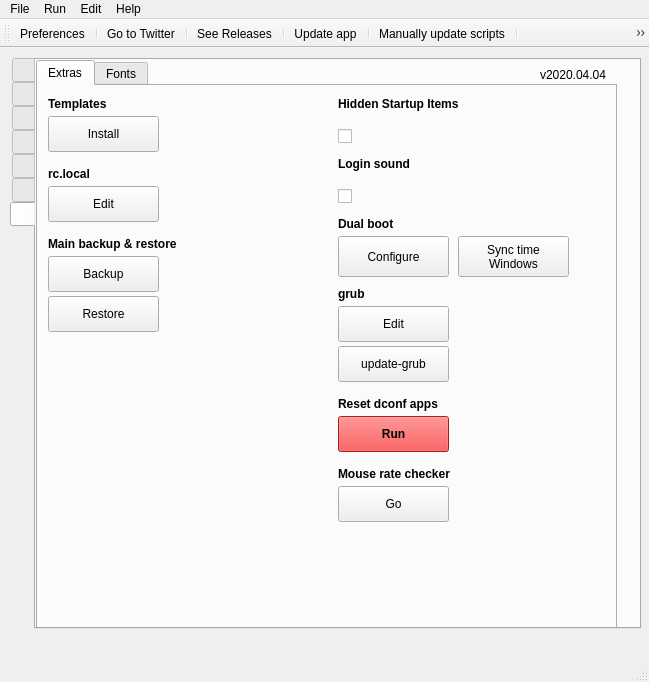
This is src/mainwindow.ui in adgellida/ubunsys as Qt 5 draws it before an edit. The edited form follows.
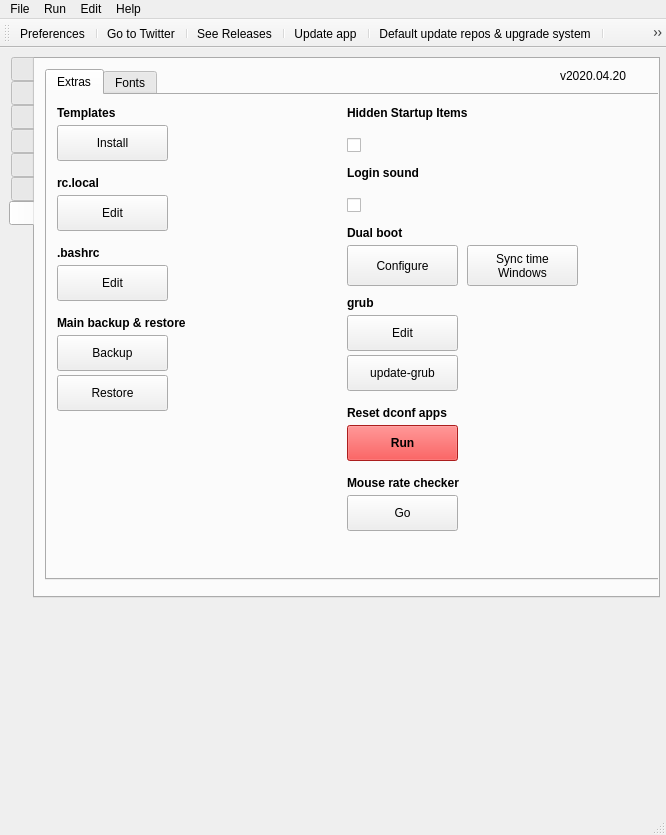
This is the edited form. The open tabs and pages were chosen to show the change. Icons and pictures are not drawn.

The edit to the form file:
```diff
--- a/src/mainwindow.ui
+++ b/src/mainwindow.ui
@@ -6,8 +6,8 @@
    <rect>
     <x>0</x>
     <y>0</y>
-    <width>649</width>
-    <height>682</height>
+    <width>666</width>
+    <height>835</height>
    </rect>
   </property>
   <property name="windowTitle">
@@ -24,10 +24,10 @@
     </property>
     <property name="geometry">
      <rect>
-      <x>10</x>
-      <y>10</y>
-      <width>631</width>
-      <height>571</height>
+      <x>9</x>
+      <y>9</y>
+      <width>651</width>
+      <height>541</height>
      </rect>
     </property>
     <property name="layoutDirection">
@@ -2705,10 +2705,10 @@
      <widget class="QTabWidget" name="tabWidget_3">
       <property name="geometry">
        <rect>
-        <x>0</x>
-        <y>0</y>
-        <width>581</width>
-        <height>571</height>
+        <x>10</x>
+        <y>10</y>
+        <width>691</width>
+        <height>511</height>
        </rect>
       </property>
       <property name="font">
@@ -2863,7 +2863,7 @@
         <property name="geometry">
          <rect>
           <x>10</x>
-          <y>150</y>
+          <y>220</y>
           <width>221</width>
           <height>16</height>
          </rect>
@@ -2882,7 +2882,7 @@
         <property name="geometry">
          <rect>
           <x>10</x>
-          <y>170</y>
+          <y>240</y>
           <width>111</width>
           <height>36</height>
          </rect>
@@ -2913,7 +2913,7 @@
         <property name="geometry">
          <rect>
           <x>10</x>
-          <y>210</y>
+          <y>280</y>
           <width>111</width>
           <height>36</height>
          </rect>
@@ -3669,6 +3669,82 @@
          <bool>false</bool>
         </property>
        </widget>
+       <widget class="QLabel" name="label_49">
+        <property name="geometry">
+         <rect>
+          <x>10</x>
+          <y>150</y>
+          <width>141</width>
+          <height>16</height>
+         </rect>
+        </property>
+        <property name="font">
+         <font>
+          <weight>75</weight>
+          <bold>true</bold>
+         </font>
+        </property>
+        <property name="toolTip">
+         <string>&lt;html&gt;&lt;head/&gt;&lt;body&gt;&lt;p&gt;&lt;span style=&quot; font-weight:400;&quot;&gt;Is for use by the system administrator. It is traditionally executed after all the normal system services are started, at the end of the process of switching to a multiuser runlevel. You might use it to start a custom service.&lt;/span&gt;&lt;/p&gt;&lt;/body&gt;&lt;/html&gt;</string>
+        </property>
+        <property name="whatsThis">
+         <string>&lt;html&gt;&lt;head/&gt;&lt;body&gt;&lt;p&gt;&lt;br/&gt;&lt;/p&gt;&lt;/body&gt;&lt;/html&gt;</string>
+        </property>
+        <property name="text">
+         <string>.bashrc</string>
+        </property>
+       </widget>
+       <widget class="QPushButton" name="openBashRCButton">
+        <property name="geometry">
+         <rect>
+          <x>10</x>
+          <y>170</y>
+          <width>111</width>
+          <height>36</height>
+         </rect>
+        </property>
+        <property name="whatsThis">
+         <string/>
+        </property>
+        <property name="text">
+         <string>Edit</string>
+        </property>
+        <property name="iconSize">
+         <size>
+          <width>30</width>
+          <height>30</height>
+         </size>
+        </property>
+        <property name="shortcut">
+         <string/>
+        </property>
+        <property name="checkable">
+         <bool>false</bool>
+        </property>
+       </widget>
+       <zorder>installTemplatesButton</zorder>
+       <zorder>label_5</zorder>
+       <zorder>label_34</zorder>
+       <zorder>label_35</zorder>
+       <zorder>runGrubcustomizerButton</zorder>
+       <zorder>label_32</zorder>
+       <zorder>label_37</zorder>
+       <zorder>openMainRestoreButton</zorder>
+       <zorder>openRCLocalButton</zorder>
+       <zorder>label_48</zorder>
+       <zorder>label_51</zorder>
+       <zorder>resetDconf</zorder>
+       <zorder>checkBoxHiddenStartupItems</zorder>
+       <zorder>checkBoxLoginSound</zorder>
+       <zorder>goMouseRateCheckerButton</zorder>
+       <zorder>label_33</zorder>
+       <zorder>label_64</zorder>
+       <zorder>editGrubButton</zorder>
+       <zorder>updateGrubButton</zorder>
+       <zorder>runSyncTime</zorder>
+       <zorder>openMainBackupButton</zorder>
+       <zorder>label_49</zorder>
+       <zorder>openBashRCButton</zorder>
       </widget>
       <widget class="QWidget" name="tab_6">
        <attribute name="title">
@@ -3932,17 +4008,27 @@
      </widget>
     </widget>
    </widget>
+   <widget class="QWidget" name="widget_3" native="true">
+    <property name="geometry">
+     <rect>
+      <x>40</x>
+      <y>550</y>
+      <width>621</width>
+      <height>131</height>
+     </rect>
+    </property>
+   </widget>
    <widget class="QLabel" name="label">
     <property name="geometry">
      <rect>
-      <x>540</x>
-      <y>19</y>
+      <x>560</x>
+      <y>20</y>
       <width>90</width>
       <height>16</height>
      </rect>
     </property>
     <property name="text">
-     <string>v2020.04.04</string>
+     <string>v2020.04.20</string>
     </property>
    </widget>
   </widget>
@@ -3951,7 +4037,7 @@
     <rect>
      <x>0</x>
      <y>0</y>
-     <width>649</width>
+     <width>666</width>
      <height>22</height>
     </rect>
    </property>
@@ -4014,12 +4100,13 @@
    <addaction name="separator"/>
    <addaction name="actionUpdateApp"/>
    <addaction name="separator"/>
-   <addaction name="actionManualUpdateDialog"/>
-   <addaction name="separator"/>
    <addaction name="actionDefaultUpdateUpgradePackages"/>
    <addaction name="separator"/>
    <addaction name="actionDefaultUpdateUpgradeSmartPackages"/>
    <addaction name="separator"/>
+   <addaction name="actionCleanSystem"/>
+   <addaction name="separator"/>
+   <addaction name="actionCleanTerminal"/>
   </widget>
   <action name="actionExit">
    <property name="text">
@@ -4177,15 +4264,6 @@
     <string>Update app</string>
    </property>
   </action>
-  <action name="actionManualUpdateDialog">
-   <property name="icon">
-    <iconset resource="ubunsys.qrc">
-     <normaloff>:/images/upgrade.png</normaloff>:/images/upgrade.png</iconset>
-   </property>
-   <property name="text">
-    <string>Manually update scripts</string>
-   </property>
-  </action>
   <action name="actionDefaultUpdateUpgradePackages">
    <property name="icon">
     <iconset resource="ubunsys.qrc">
@@ -4222,6 +4300,30 @@
     <string>Go to Twitter</string>
    </property>
   </action>
+  <action name="actionCleanTerminal">
+   <property name="icon">
+    <iconset resource="ubunsys.qrc">
+     <normaloff>:/images/transparent-clipboard-clear-5.png</normaloff>:/images/transparent-clipboard-clear-5.png</iconset>
+   </property>
+   <property name="text">
+    <string>Clean Terminal</string>
+   </property>
+   <property name="toolTip">
+    <string>Clean Terminal</string>
+   </property>
+  </action>
+  <action name="actionCleanSystem">
+   <property name="icon">
+    <iconset resource="ubunsys.qrc">
+     <normaloff>:/images/broom2.png</normaloff>:/images/broom2.png</iconset>
+   </property>
+   <property name="text">
+    <string>Clean System</string>
+   </property>
+   <property name="toolTip">
+    <string>&lt;html&gt;&lt;head/&gt;&lt;body&gt;&lt;p&gt;&lt;span style=&quot; color:#000000;&quot;&gt;Clean System&lt;/span&gt;&lt;/p&gt;&lt;p&gt;&lt;span style=&quot; color:#ff55ff;&quot;&gt;sudo apt-get -f install &amp;amp;&amp;amp; sudo apt-get-y autoremove &amp;amp;&amp;amp; sudo apt-get -y autoclean &amp;amp;&amp;amp; sudo apt-get -y clean&lt;/span&gt;&lt;/p&gt;&lt;/body&gt;&lt;/html&gt;</string>
+   </property>
+  </action>
  </widget>
  <layoutdefault spacing="6" margin="11"/>
  <resources>
```
Left out of the diff: 114 changed lines with no effect on the pictures. Lines whose indentation alone changed are shown as unchanged.
